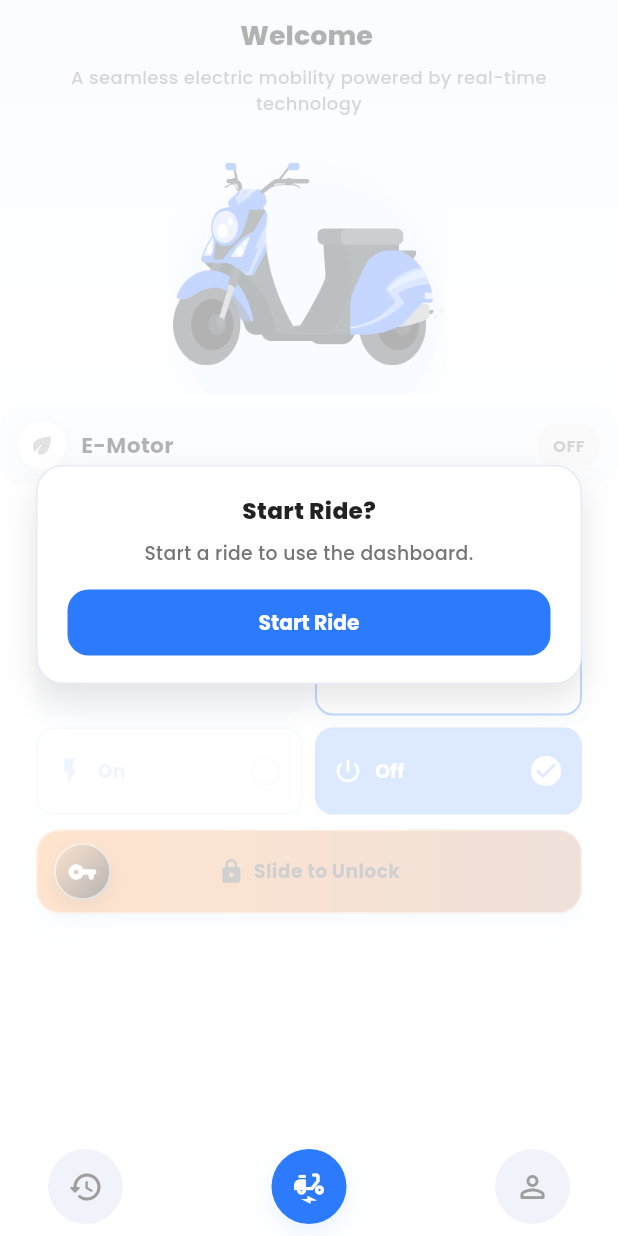
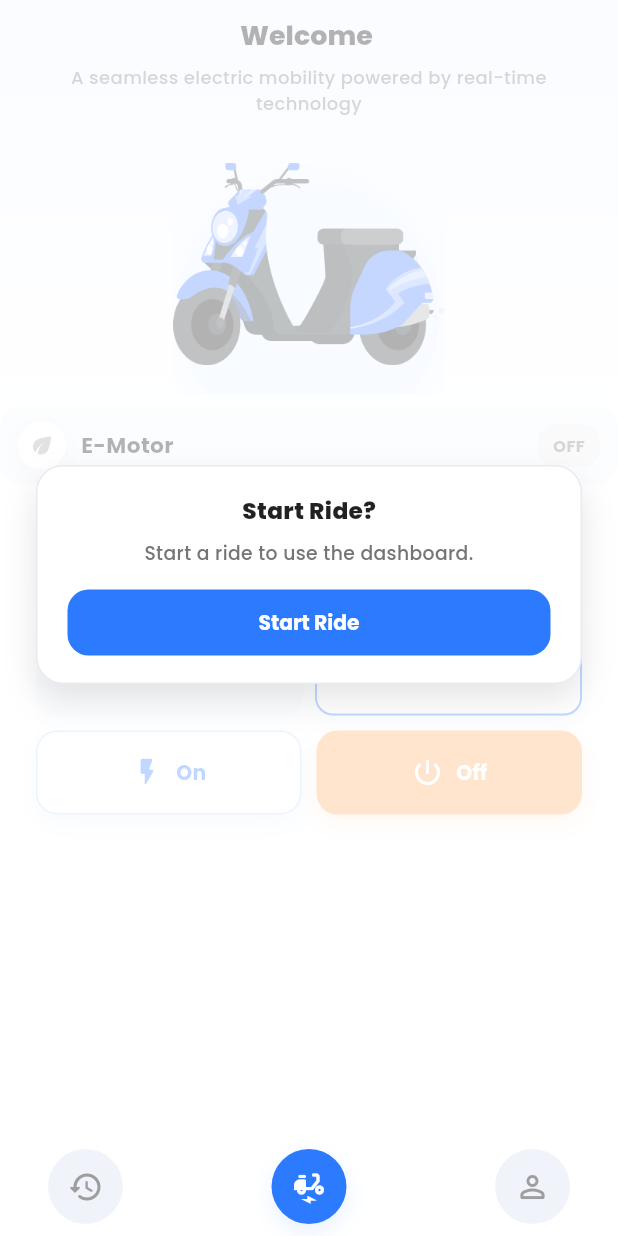
Before and after one commit to nizamajem/E-Motor, a Flutter app: the DashboardScreen screen opened directly, on a phone screen of 412 x 824 dp. Run offline on Flutter 3.47's test engine with Material 3 defaults, Android fonts, the phone set to English and light mode, and no system bars; our stand-ins replace google_fonts, shared_preferences; accounts and stored records are empty.

Commit message:
feat <update> tombol on off

```diff
--- a/lib/features/dashboard/presentation/dashboard_screen.dart
+++ b/lib/features/dashboard/presentation/dashboard_screen.dart
@@ -1,8 +1,5 @@
 import 'dart:async';
-import 'dart:math' as math;
-
 import 'package:flutter/material.dart';
-import 'package:flutter/services.dart';
 import 'package:google_fonts/google_fonts.dart';
 
 import '../../history/presentation/history_screen.dart';
@@ -270,7 +267,7 @@ class _DashboardScreenState extends State<DashboardScreen> {
                                       onFind: _handleFind,
                                     ),
                                     const SizedBox(height: 10),
-                                    _LockSlider(
+                                    _PowerButtons(
                                       isActive: _isActive,
                                       disabled: _isToggling,
                                       onToggle: _handleToggle,
@@ -948,32 +945,6 @@ class _GridCards extends StatelessWidget {
               ),
             ],
           ),
-          const SizedBox(height: 8),
-          Row(
-            children: [
-              Expanded(
-                child: _ActionTile(
-                  label: l10n.on,
-                  icon: Icons.flash_on_rounded,
-                  color: const Color(0xFF2C7BFE),
-                  active: isActive,
-                  dimmed: dimmed,
-                  onTap: isBusy ? null : () => onToggle(true),
-                ),
-              ),
-              const SizedBox(width: 8),
-              Expanded(
-                child: _ActionTile(
-                  label: l10n.off,
-                  icon: Icons.power_settings_new_rounded,
-                  color: const Color(0xFF2C7BFE),
-                  active: !isActive,
-                  dimmed: dimmed,
-                  onTap: isBusy ? null : () => onToggle(false),
-                ),
-              ),
-            ],
-          ),
         ],
       ),
     );
@@ -1330,8 +1301,8 @@ class _EndRentalTile extends StatelessWidget {
   }
 }
 
-class _LockSlider extends StatefulWidget {
-  const _LockSlider({
+class _PowerButtons extends StatelessWidget {
+  const _PowerButtons({
     required this.isActive,
     required this.onToggle,
     this.disabled = false,
@@ -1342,140 +1313,96 @@ class _LockSlider extends StatefulWidget {
   final ValueChanged<bool> onToggle;
 
   @override
-  State<_LockSlider> createState() => _LockSliderState();
+  Widget build(BuildContext context) {
+    const onColor = Color(0xFF2C7BFE);
+    const offColor = Color(0xFFFFA45B);
+    final l10n = AppLocalizations.of(context);
+    return Padding(
+      padding: const EdgeInsets.symmetric(horizontal: 24),
+      child: Row(
+        children: [
+          Expanded(
+            child: _PowerButton(
+              label: l10n.on,
+              icon: Icons.flash_on_rounded,
+              color: onColor,
+              active: isActive,
+              disabled: disabled,
+              onTap: () => onToggle(true),
+            ),
+          ),
+          const SizedBox(width: 10),
+          Expanded(
+            child: _PowerButton(
+              label: l10n.off,
+              icon: Icons.power_settings_new_rounded,
+              color: offColor,
+              active: !isActive,
+              disabled: disabled,
+              onTap: () => onToggle(false),
+            ),
+          ),
+        ],
+      ),
+    );
+  }
 }
 
-class _LockSliderState extends State<_LockSlider> {
-  double _position = -1.0; // -1 to 1
+class _PowerButton extends StatelessWidget {
+  const _PowerButton({
+    required this.label,
+    required this.icon,
+    required this.color,
+    required this.active,
+    required this.disabled,
+    required this.onTap,
+  });
 
-  @override
-  void initState() {
-    super.initState();
-    _position = widget.isActive ? 1.0 : -1.0;
-  }
-
-  @override
-  void didUpdateWidget(covariant _LockSlider oldWidget) {
-    super.didUpdateWidget(oldWidget);
-    _position = widget.isActive ? 1.0 : -1.0;
-  }
+  final String label;
+  final IconData icon;
+  final Color color;
+  final bool active;
+  final bool disabled;
+  final VoidCallback onTap;
 
   @override
   Widget build(BuildContext context) {
-    // Lively palette: blue when unlocked, orange when locked.
-    const unlockColor = Color(0xFF2C7BFE);
-    const lockColor = Color(0xFFFFA45B);
-    final t = ((_position + 1) / 2).clamp(0.0, 1.0);
-    final startColor = Color.lerp(lockColor, unlockColor, t)!;
-    final endColor =
-        Color.lerp(lockColor, unlockColor, (t + 0.25).clamp(0.0, 1.0))!;
-    final knobColor = Color.lerp(lockColor, Colors.black, t * 0.22)!;
-    final textColor = Color.lerp(
-      Colors.grey.shade700,
-      Colors.white,
-      (t * 1.2).clamp(0.0, 1.0),
-    )!;
-    final isLocked = !widget.isActive;
-    final statusIcon = isLocked ? Icons.lock_rounded : Icons.lock_open_rounded;
-    return Padding(
-      padding: const EdgeInsets.symmetric(horizontal: 24),
-      child: GestureDetector(
-        onHorizontalDragUpdate: widget.disabled
-            ? null
-            : (details) {
-                setState(() {
-                  _position =
-                      (_position + details.delta.dx / 120).clamp(-1.0, 1.0);
-                });
-              },
-        onHorizontalDragEnd: widget.disabled
-            ? null
-            : (_) {
-                final shouldActivate = _position > 0;
-                widget.onToggle(shouldActivate);
-                setState(() {
-                  _position = shouldActivate ? 1.0 : -1.0;
-                });
-                HapticFeedback.lightImpact();
-              },
+    final isDisabled = disabled;
+    final bg = active ? color : Colors.white;
+    final fg = active ? Colors.white : color;
+    return Opacity(
+      opacity: isDisabled ? 0.6 : 1,
+      child: InkWell(
+        borderRadius: BorderRadius.circular(14),
+        onTap: isDisabled ? null : onTap,
         child: AnimatedContainer(
-          duration: const Duration(milliseconds: 220),
+          duration: const Duration(milliseconds: 200),
           curve: Curves.easeOut,
           height: 56,
           decoration: BoxDecoration(
-            gradient: LinearGradient(
-              begin: Alignment.centerLeft,
-              end: Alignment.centerRight,
-              colors: [startColor, endColor],
-            ),
-            borderRadius: BorderRadius.circular(16),
-            border: Border.all(
-              color: Colors.white.withValues(alpha: 0.5),
-            ),
-            boxShadow: const [
+            color: bg,
+            borderRadius: BorderRadius.circular(14),
+            border: active ? null : Border.all(color: color.withValues(alpha: 0.3)),
+            boxShadow: [
               BoxShadow(
-                color: Color(0x1A2C7BFE),
+                color: color.withValues(alpha: active ? 0.28 : 0.12),
                 blurRadius: 12,
-                offset: Offset(0, 8),
+                offset: const Offset(0, 6),
               ),
             ],
           ),
-          padding: const EdgeInsets.symmetric(horizontal: 10, vertical: 8),
-          child: Stack(
+          padding: const EdgeInsets.symmetric(horizontal: 14),
+          child: Row(
+            mainAxisAlignment: MainAxisAlignment.center,
             children: [
-              Align(
-                alignment: Alignment.center,
-                child: Row(
-                  mainAxisSize: MainAxisSize.min,
-                  children: [
-                    Icon(statusIcon, size: 18, color: textColor),
-                    const SizedBox(width: 6),
-                    Text(
-                      widget.isActive
-                          ? AppLocalizations.of(context).slideToLock
-                          : AppLocalizations.of(context).slideToUnlock,
-                      style: GoogleFonts.poppins(
-                        fontSize: 12.5,
-                        fontWeight: FontWeight.w700,
-                        color: textColor,
-                      ),
-                    ),
-                  ],
-                ),
-              ),
-              AnimatedAlign(
-                duration: const Duration(milliseconds: 200),
-                curve: Curves.easeOut,
-                alignment: Alignment((_position).clamp(-1, 1), 0),
-                child: Transform.rotate(
-                  angle: widget.isActive ? math.pi : 0,
-                  child: AnimatedContainer(
-                    duration: const Duration(milliseconds: 220),
-                    curve: Curves.easeOut,
-                    height: 40,
-                    width: 40,
-                    decoration: BoxDecoration(
-                      gradient: LinearGradient(
-                        colors: [knobColor, Colors.black],
-                        begin: Alignment.topLeft,
-                        end: Alignment.bottomRight,
-                      ),
-                      shape: BoxShape.circle,
-                      border: Border.all(
-                        color: Colors.white.withValues(alpha: 0.6),
-                        width: 1.2,
-                      ),
-                      boxShadow: const [
-                        BoxShadow(
-                          color: Color(0x33000000),
-                          blurRadius: 10,
-                          offset: Offset(0, 6),
-                        ),
-                      ],
-                    ),
-                    child: const Icon(Icons.vpn_key_rounded,
-                        color: Colors.white, size: 20),
-                  ),
+              Icon(icon, color: fg, size: 22),
+              const SizedBox(width: 8),
+              Text(
+                label,
+                style: GoogleFonts.poppins(
+                  fontSize: 13.5,
+                  fontWeight: FontWeight.w700,
+                  color: fg,
                 ),
               ),
             ],
```
